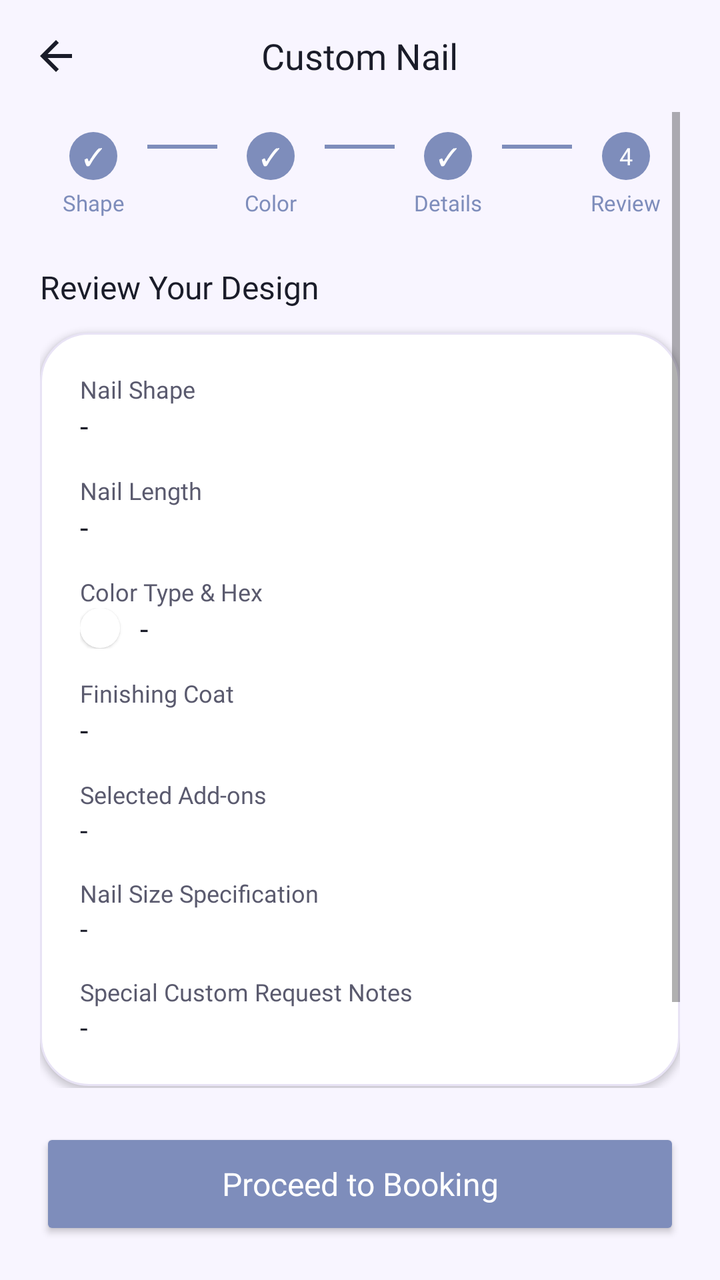
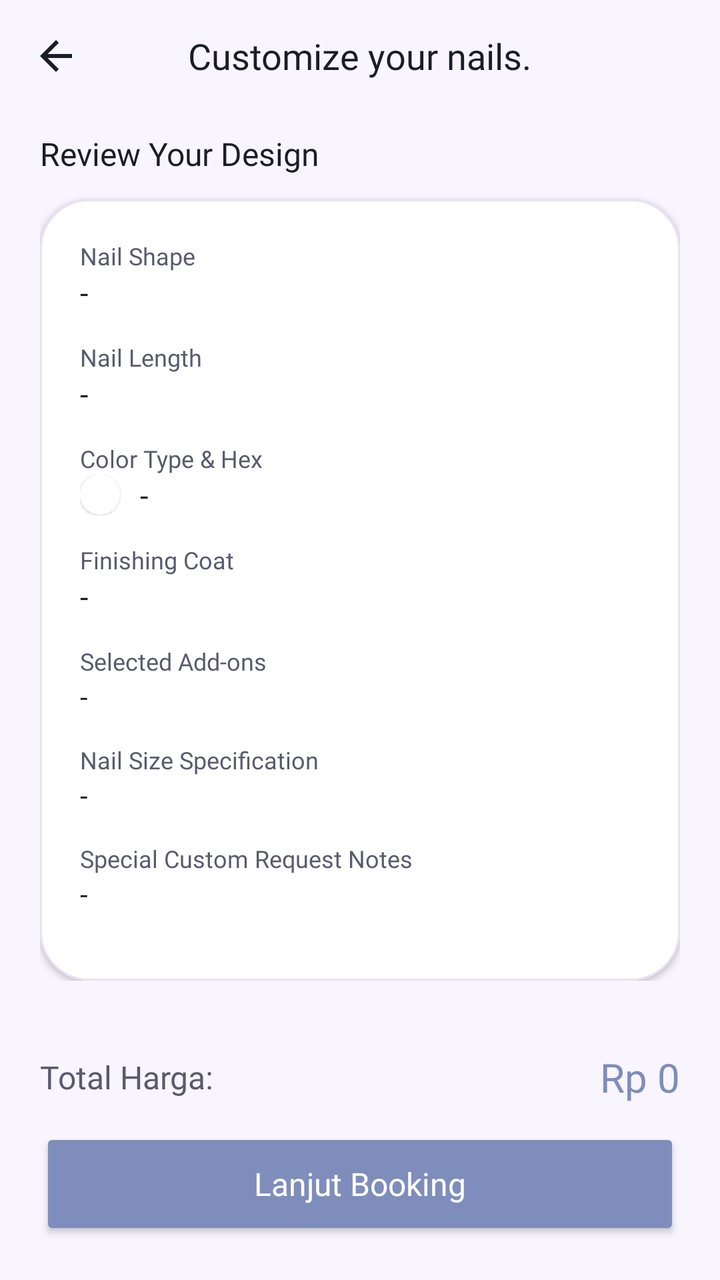

Screens rendered from an Android XML layout before and after an edit, with the pre-edit source and the edit as a unified diff.
<!-- AndroidManifest.xml: application theme Theme.Nailzbynutz -->
<!-- res/layout/activity_custom_nail_review.xml -->
<?xml version="1.0" encoding="utf-8"?>
<RelativeLayout xmlns:android="http://schemas.android.com/apk/res/android"
    xmlns:app="http://schemas.android.com/apk/res-auto"
    android:layout_width="match_parent"
    android:layout_height="match_parent"
    android:background="@color/background_primary">

    
    <RelativeLayout
        android:id="@+id/layout_top_bar"
        android:layout_width="match_parent"
        android:layout_height="56dp"
        android:paddingHorizontal="16dp">
        <ImageView
            android:id="@+id/btn_back_review"
            android:layout_width="24dp"
            android:layout_height="24dp"
            android:layout_centerVertical="true"
            android:src="@drawable/ic_back"
            app:tint="@color/text_primary" />
        <TextView
            android:layout_width="wrap_content"
            android:layout_height="wrap_content"
            android:layout_centerInParent="true"
            android:text="Custom Nail"
            android:textSize="18sp"
            android:textColor="@color/text_primary"
            android:fontFamily="@font/fredoka_bold" />
    </RelativeLayout>

    <ScrollView
        android:layout_width="match_parent"
        android:layout_height="match_parent"
        android:layout_below="@id/layout_top_bar"
        android:layout_above="@+id/btn_to_booking"
        android:paddingHorizontal="20dp"
        android:clipToPadding="false">

        <LinearLayout
            android:layout_width="match_parent"
            android:layout_height="wrap_content"
            android:orientation="vertical"
            android:paddingBottom="24dp">

            
            <LinearLayout
                android:layout_width="match_parent"
                android:layout_height="wrap_content"
                android:orientation="horizontal"
                android:gravity="center"
                android:layout_marginTop="10dp"
                android:layout_marginBottom="24dp">
                <LinearLayout android:layout_width="0dp" android:layout_height="wrap_content" android:layout_weight="1" android:orientation="vertical" android:gravity="center">
                    <TextView android:layout_width="24dp" android:layout_height="24dp" android:background="@drawable/bg_circle_color" android:backgroundTint="@color/lavender_dark" android:text="✓" android:textColor="@color/white" android:gravity="center" android:fontFamily="@font/poppins_bold" android:textSize="12sp"/>
                    <TextView android:layout_width="wrap_content" android:layout_height="wrap_content" android:text="Shape" android:textColor="@color/lavender_dark" android:textSize="11sp" android:fontFamily="@font/poppins_medium" android:layout_marginTop="4dp"/>
                </LinearLayout>
                <View android:layout_width="35dp" android:layout_height="2dp" android:background="@color/lavender_dark" android:layout_marginBottom="14dp"/>
                <LinearLayout android:layout_width="0dp" android:layout_height="wrap_content" android:layout_weight="1" android:orientation="vertical" android:gravity="center">
                    <TextView android:layout_width="24dp" android:layout_height="24dp" android:background="@drawable/bg_circle_color" android:backgroundTint="@color/lavender_dark" android:text="✓" android:textColor="@color/white" android:gravity="center" android:fontFamily="@font/poppins_bold" android:textSize="12sp"/>
                    <TextView android:layout_width="wrap_content" android:layout_height="wrap_content" android:text="Color" android:textColor="@color/lavender_dark" android:textSize="11sp" android:fontFamily="@font/poppins_medium" android:layout_marginTop="4dp"/>
                </LinearLayout>
                <View android:layout_width="35dp" android:layout_height="2dp" android:background="@color/lavender_dark" android:layout_marginBottom="14dp"/>
                <LinearLayout android:layout_width="0dp" android:layout_height="wrap_content" android:layout_weight="1" android:orientation="vertical" android:gravity="center">
                    <TextView android:layout_width="24dp" android:layout_height="24dp" android:background="@drawable/bg_circle_color" android:backgroundTint="@color/lavender_dark" android:text="✓" android:textColor="@color/white" android:gravity="center" android:fontFamily="@font/poppins_bold" android:textSize="12sp"/>
                    <TextView android:layout_width="wrap_content" android:layout_height="wrap_content" android:text="Details" android:textColor="@color/lavender_dark" android:textSize="11sp" android:fontFamily="@font/poppins_medium" android:layout_marginTop="4dp"/>
                </LinearLayout>
                <View android:layout_width="35dp" android:layout_height="2dp" android:background="@color/lavender_dark" android:layout_marginBottom="14dp"/>
                <LinearLayout android:layout_width="0dp" android:layout_height="wrap_content" android:layout_weight="1" android:orientation="vertical" android:gravity="center">
                    <TextView android:layout_width="24dp" android:layout_height="24dp" android:background="@drawable/bg_circle_color" android:backgroundTint="@color/lavender_dark" android:text="4" android:textColor="@color/white" android:gravity="center" android:fontFamily="@font/poppins_bold" android:textSize="12sp"/>
                    <TextView android:layout_width="wrap_content" android:layout_height="wrap_content" android:text="Review" android:textColor="@color/lavender_dark" android:textSize="11sp" android:fontFamily="@font/poppins_bold" android:layout_marginTop="4dp"/>
                </LinearLayout>
            </LinearLayout>

            
            <TextView android:layout_width="wrap_content" android:layout_height="wrap_content" android:text="Review Your Design" android:textColor="@color/text_primary" android:textSize="16sp" android:fontFamily="@font/poppins_bold" android:layout_marginBottom="12dp"/>

            <LinearLayout
                android:id="@+id/layout_review_card"
                android:layout_width="match_parent"
                android:layout_height="wrap_content"
                android:orientation="vertical"
                android:background="@drawable/bg_card_rounded"
                android:padding="20dp"
                android:layout_marginBottom="24dp"
                android:elevation="2dp">

                <TextView android:layout_width="wrap_content" android:layout_height="wrap_content" android:text="Nail Shape" android:textColor="@color/text_secondary" android:textSize="12sp" android:fontFamily="@font/poppins_medium"/>
                <TextView android:id="@+id/tv_review_shape" android:layout_width="wrap_content" android:layout_height="wrap_content" android:text="-" android:textColor="@color/text_primary" android:textSize="15sp" android:fontFamily="@font/poppins_bold" android:layout_marginBottom="14dp"/>

                <TextView android:layout_width="wrap_content" android:layout_height="wrap_content" android:text="Nail Length" android:textColor="@color/text_secondary" android:textSize="12sp" android:fontFamily="@font/poppins_medium"/>
                <TextView android:id="@+id/tv_review_length" android:layout_width="wrap_content" android:layout_height="wrap_content" android:text="-" android:textColor="@color/text_primary" android:textSize="15sp" android:fontFamily="@font/poppins_bold" android:layout_marginBottom="14dp"/>

                <TextView android:layout_width="wrap_content" android:layout_height="wrap_content" android:text="Color Type &amp; Hex" android:textColor="@color/text_secondary" android:textSize="12sp" android:fontFamily="@font/poppins_medium"/>
                <LinearLayout android:layout_width="match_parent" android:layout_height="wrap_content" android:orientation="horizontal" android:gravity="center_vertical" android:layout_marginBottom="14dp">
                    <View android:id="@+id/view_review_color_preview" android:layout_width="20dp" android:layout_height="20dp" android:background="@drawable/bg_circle_color" android:layout_marginEnd="10dp" android:elevation="1dp"/>
                    <TextView android:id="@+id/tv_review_color" android:layout_width="wrap_content" android:layout_height="wrap_content" android:text="-" android:textColor="@color/text_primary" android:textSize="15sp" android:fontFamily="@font/poppins_bold"/>
                </LinearLayout>

                <TextView android:layout_width="wrap_content" android:layout_height="wrap_content" android:text="Finishing Coat" android:textColor="@color/text_secondary" android:textSize="12sp" android:fontFamily="@font/poppins_medium"/>
                <TextView android:id="@+id/tv_review_finish" android:layout_width="wrap_content" android:layout_height="wrap_content" android:text="-" android:textColor="@color/text_primary" android:textSize="15sp" android:fontFamily="@font/poppins_bold" android:layout_marginBottom="14dp"/>

                <TextView android:layout_width="wrap_content" android:layout_height="wrap_content" android:text="Selected Add-ons" android:textColor="@color/text_secondary" android:textSize="12sp" android:fontFamily="@font/poppins_medium"/>
                <TextView android:id="@+id/tv_review_addons" android:layout_width="wrap_content" android:layout_height="wrap_content" android:text="-" android:textColor="@color/text_primary" android:textSize="14sp" android:fontFamily="@font/poppins_medium" android:layout_marginBottom="14dp"/>

                <TextView android:layout_width="wrap_content" android:layout_height="wrap_content" android:text="Nail Size Specification" android:textColor="@color/text_secondary" android:textSize="12sp" android:fontFamily="@font/poppins_medium"/>
                <TextView android:id="@+id/tv_review_size" android:layout_width="wrap_content" android:layout_height="wrap_content" android:text="-" android:textColor="@color/text_primary" android:textSize="14sp" android:fontFamily="@font/poppins_bold" android:layout_marginBottom="14dp"/>

                <TextView android:layout_width="wrap_content" android:layout_height="wrap_content" android:text="Special Custom Request Notes" android:textColor="@color/text_secondary" android:textSize="12sp" android:fontFamily="@font/poppins_medium"/>
                <TextView android:id="@+id/tv_review_notes" android:layout_width="match_parent" android:layout_height="wrap_content" android:text="-" android:textColor="@color/text_primary" android:textSize="14sp" android:fontFamily="@font/poppins_medium"/>

                <TextView
                    android:id="@+id/tv_image_note"
                    android:layout_width="wrap_content"
                    android:layout_height="wrap_content"
                    android:text="📷 Foto referensi tersedia"
                    android:textColor="@color/lavender_dark"
                    android:textSize="12sp"
                    android:fontFamily="@font/poppins_medium"
                    android:layout_marginTop="12dp"
                    android:visibility="gone" />
            </LinearLayout>
        </LinearLayout>
    </ScrollView>

    
    <androidx.appcompat.widget.AppCompatButton
        android:id="@+id/btn_to_booking"
        android:layout_width="match_parent"
        android:layout_height="56dp"
        android:layout_alignParentBottom="true"
        android:layout_margin="20dp"
        android:text="Proceed to Booking"
        android:textColor="@color/white"
        android:backgroundTint="@color/lavender_dark"
        android:textAllCaps="false"
        android:textSize="16sp"
        android:fontFamily="@font/poppins_bold"
        app:cornerRadius="28dp"
        android:elevation="4dp" />

</RelativeLayout>
<!-- resources referenced by this layout -->
<resources>
  <color name="background_primary">#F8F5FF</color>
  <color name="lavender_dark">#7E8DBB</color>
  <color name="text_primary">#1A1C29</color>
  <color name="text_secondary">#5A5A6E</color>
  <color name="white">#FFFFFF</color>
  <!-- drawable bg_card_rounded (drawable) -->
  <?xml version="1.0" encoding="utf-8"?>
  <shape xmlns:android="http://schemas.android.com/apk/res/android">
      <solid android:color="@color/background_card" />
      <corners android:radius="24dp" />
      <stroke android:width="1dp" android:color="@color/divider" />
  </shape>
  <!-- drawable bg_circle_color (drawable) -->
  <?xml version="1.0" encoding="utf-8"?>
  <shape xmlns:android="http://schemas.android.com/apk/res/android"
      android:shape="oval">
      <solid android:color="@color/background_card" />
  </shape>
  <!-- drawable ic_back (drawable) -->
  <vector xmlns:android="http://schemas.android.com/apk/res/android"
      android:width="24dp"
      android:height="24dp"
      android:viewportWidth="24"
      android:viewportHeight="24">
      <path
          android:fillColor="#7E8DBB"
          android:pathData="M20,11H7.83l5.59,-5.59L12,4l-8,8 8,8 1.41,-1.41L7.83,13H20v-2z" />
  </vector>
  <style name="Theme.Nailzbynutz" parent="Theme.MaterialComponents.DayNight.NoActionBar">
          <item name="colorPrimary">@color/lavender_dark</item>
          <item name="colorPrimaryVariant">@color/lavender_accent</item>
          <item name="colorOnPrimary">@color/white</item>
          <item name="colorSecondary">@color/lavender_medium</item>
          <item name="colorSecondaryVariant">@color/lavender_light</item>
          <item name="colorOnSecondary">@color/black</item>
          <item name="android:statusBarColor">@color/background_primary</item>
          <item name="android:windowBackground">@color/background_primary</item>
      </style>
  <color name="background_card">#FFFFFF</color>
  <color name="divider">#E8E3F5</color>
  <color name="lavender_accent">#8B7BD6</color>
  <color name="lavender_medium">#B8A6E8</color>
  <color name="lavender_light">#D9CCFF</color>
  <color name="black">#000000</color>
</resources>

<!-- the commit's change to res/layout/activity_custom_nail_review.xml (unified diff, before → after) -->
@@ -5,7 +5,6 @@
     android:layout_height="match_parent"
     android:background="@color/background_primary">
 
-    
     <RelativeLayout
         android:id="@+id/layout_top_bar"
         android:layout_width="match_parent"
@@ -22,7 +21,7 @@
             android:layout_width="wrap_content"
             android:layout_height="wrap_content"
             android:layout_centerInParent="true"
-            android:text="Custom Nail"
+            android:text="Customize your nails."
             android:textSize="18sp"
             android:textColor="@color/text_primary"
             android:fontFamily="@font/fredoka_bold" />
@@ -32,7 +31,7 @@
         android:layout_width="match_parent"
         android:layout_height="match_parent"
         android:layout_below="@id/layout_top_bar"
-        android:layout_above="@+id/btn_to_booking"
+        android:layout_above="@+id/layout_bottom_action"
         android:paddingHorizontal="20dp"
         android:clipToPadding="false">
 
@@ -42,36 +41,8 @@
             android:orientation="vertical"
             android:paddingBottom="24dp">
 
-            
-            <LinearLayout
-                android:layout_width="match_parent"
-                android:layout_height="wrap_content"
-                android:orientation="horizontal"
-                android:gravity="center"
-                android:layout_marginTop="10dp"
-                android:layout_marginBottom="24dp">
-                <LinearLayout android:layout_width="0dp" android:layout_height="wrap_content" android:layout_weight="1" android:orientation="vertical" android:gravity="center">
-                    <TextView android:layout_width="24dp" android:layout_height="24dp" android:background="@drawable/bg_circle_color" android:backgroundTint="@color/lavender_dark" android:text="✓" android:textColor="@color/white" android:gravity="center" android:fontFamily="@font/poppins_bold" android:textSize="12sp"/>
-                    <TextView android:layout_width="wrap_content" android:layout_height="wrap_content" android:text="Shape" android:textColor="@color/lavender_dark" android:textSize="11sp" android:fontFamily="@font/poppins_medium" android:layout_marginTop="4dp"/>
-                </LinearLayout>
-                <View android:layout_width="35dp" android:layout_height="2dp" android:background="@color/lavender_dark" android:layout_marginBottom="14dp"/>
-                <LinearLayout android:layout_width="0dp" android:layout_height="wrap_content" android:layout_weight="1" android:orientation="vertical" android:gravity="center">
-                    <TextView android:layout_width="24dp" android:layout_height="24dp" android:background="@drawable/bg_circle_color" android:backgroundTint="@color/lavender_dark" android:text="✓" android:textColor="@color/white" android:gravity="center" android:fontFamily="@font/poppins_bold" android:textSize="12sp"/>
-                    <TextView android:layout_width="wrap_content" android:layout_height="wrap_content" android:text="Color" android:textColor="@color/lavender_dark" android:textSize="11sp" android:fontFamily="@font/poppins_medium" android:layout_marginTop="4dp"/>
-                </LinearLayout>
-                <View android:layout_width="35dp" android:layout_height="2dp" android:background="@color/lavender_dark" android:layout_marginBottom="14dp"/>
-                <LinearLayout android:layout_width="0dp" android:layout_height="wrap_content" android:layout_weight="1" android:orientation="vertical" android:gravity="center">
-                    <TextView android:layout_width="24dp" android:layout_height="24dp" android:background="@drawable/bg_circle_color" android:backgroundTint="@color/lavender_dark" android:text="✓" android:textColor="@color/white" android:gravity="center" android:fontFamily="@font/poppins_bold" android:textSize="12sp"/>
-                    <TextView android:layout_width="wrap_content" android:layout_height="wrap_content" android:text="Details" android:textColor="@color/lavender_dark" android:textSize="11sp" android:fontFamily="@font/poppins_medium" android:layout_marginTop="4dp"/>
-                </LinearLayout>
-                <View android:layout_width="35dp" android:layout_height="2dp" android:background="@color/lavender_dark" android:layout_marginBottom="14dp"/>
-                <LinearLayout android:layout_width="0dp" android:layout_height="wrap_content" android:layout_weight="1" android:orientation="vertical" android:gravity="center">
-                    <TextView android:layout_width="24dp" android:layout_height="24dp" android:background="@drawable/bg_circle_color" android:backgroundTint="@color/lavender_dark" android:text="4" android:textColor="@color/white" android:gravity="center" android:fontFamily="@font/poppins_bold" android:textSize="12sp"/>
-                    <TextView android:layout_width="wrap_content" android:layout_height="wrap_content" android:text="Review" android:textColor="@color/lavender_dark" android:textSize="11sp" android:fontFamily="@font/poppins_bold" android:layout_marginTop="4dp"/>
-                </LinearLayout>
-            </LinearLayout>
+            <View android:layout_width="match_parent" android:layout_height="10dp"/>
 
-            
             <TextView android:layout_width="wrap_content" android:layout_height="wrap_content" android:text="Review Your Design" android:textColor="@color/text_primary" android:textSize="16sp" android:fontFamily="@font/poppins_bold" android:layout_marginBottom="12dp"/>
 
             <LinearLayout
@@ -81,7 +52,6 @@
                 android:orientation="vertical"
                 android:background="@drawable/bg_card_rounded"
                 android:padding="20dp"
-                android:layout_marginBottom="24dp"
                 android:elevation="2dp">
 
                 <TextView android:layout_width="wrap_content" android:layout_height="wrap_content" android:text="Nail Shape" android:textColor="@color/text_secondary" android:textSize="12sp" android:fontFamily="@font/poppins_medium"/>
@@ -106,36 +76,67 @@
                 <TextView android:id="@+id/tv_review_size" android:layout_width="wrap_content" android:layout_height="wrap_content" android:text="-" android:textColor="@color/text_primary" android:textSize="14sp" android:fontFamily="@font/poppins_bold" android:layout_marginBottom="14dp"/>
 
                 <TextView android:layout_width="wrap_content" android:layout_height="wrap_content" android:text="Special Custom Request Notes" android:textColor="@color/text_secondary" android:textSize="12sp" android:fontFamily="@font/poppins_medium"/>
-                <TextView android:id="@+id/tv_review_notes" android:layout_width="match_parent" android:layout_height="wrap_content" android:text="-" android:textColor="@color/text_primary" android:textSize="14sp" android:fontFamily="@font/poppins_medium"/>
+                <TextView android:id="@+id/tv_review_notes" android:layout_width="match_parent" android:layout_height="wrap_content" android:text="-" android:textColor="@color/text_primary" android:textSize="14sp" android:fontFamily="@font/poppins_medium" android:layout_marginBottom="14dp"/>
 
-                <TextView
-                    android:id="@+id/tv_image_note"
-                    android:layout_width="wrap_content"
-                    android:layout_height="wrap_content"
-                    android:text="📷 Foto referensi tersedia"
-                    android:textColor="@color/lavender_dark"
-                    android:textSize="12sp"
-                    android:fontFamily="@font/poppins_medium"
-                    android:layout_marginTop="12dp"
+                
+                <TextView android:id="@+id/tv_image_title" android:layout_width="wrap_content" android:layout_height="wrap_content" android:text="Reference Photo" android:textColor="@color/text_secondary" android:textSize="12sp" android:fontFamily="@font/poppins_medium" android:visibility="gone"/>
+                <ImageView
+                    android:id="@+id/iv_review_image"
+                    android:layout_width="match_parent"
+                    android:layout_height="180dp"
+                    android:scaleType="centerCrop"
+                    android:layout_marginTop="6dp"
                     android:visibility="gone" />
             </LinearLayout>
         </LinearLayout>
     </ScrollView>
 
     
-    <androidx.appcompat.widget.AppCompatButton
-        android:id="@+id/btn_to_booking"
+    <LinearLayout
+        android:id="@+id/layout_bottom_action"
         android:layout_width="match_parent"
-        android:layout_height="56dp"
+        android:layout_height="wrap_content"
         android:layout_alignParentBottom="true"
-        android:layout_margin="20dp"
-        android:text="Proceed to Booking"
-        android:textColor="@color/white"
-        android:backgroundTint="@color/lavender_dark"
-        android:textAllCaps="false"
-        android:textSize="16sp"
-        android:fontFamily="@font/poppins_bold"
-        app:cornerRadius="28dp"
-        android:elevation="4dp" />
+        android:orientation="vertical"
+        android:background="@color/background_primary"
+        android:paddingHorizontal="20dp"
+        android:paddingTop="10dp"
+        android:paddingBottom="20dp">
 
+        <RelativeLayout
+            android:layout_width="match_parent"
+            android:layout_height="wrap_content"
+            android:layout_marginBottom="12dp">
+            <TextView
+                android:layout_width="wrap_content"
+                android:layout_height="wrap_content"
+                android:text="Total Harga:"
+                android:textSize="16sp"
+                android:textColor="@color/text_secondary"
+                android:fontFamily="@font/poppins_medium"
+                android:layout_centerVertical="true"/>
+            <TextView
+                android:id="@+id/tv_review_grand_total"
+                android:layout_width="wrap_content"
+                android:layout_height="wrap_content"
+                android:layout_alignParentEnd="true"
+                android:text="Rp 0"
+                android:textSize="20sp"
+                android:textColor="@color/lavender_dark"
+                android:fontFamily="@font/poppins_bold"/>
+        </RelativeLayout>
+
+        <androidx.appcompat.widget.AppCompatButton
+            android:id="@+id/btn_to_booking"
+            android:layout_width="match_parent"
+            android:layout_height="56dp"
+            android:text="Lanjut Booking"
+            android:textColor="@color/white"
+            android:backgroundTint="@color/lavender_dark"
+            android:textAllCaps="false"
+            android:textSize="16sp"
+            android:fontFamily="@font/poppins_bold"
+            app:cornerRadius="28dp"
+            android:elevation="4dp" />
+    </LinearLayout>
 </RelativeLayout>
